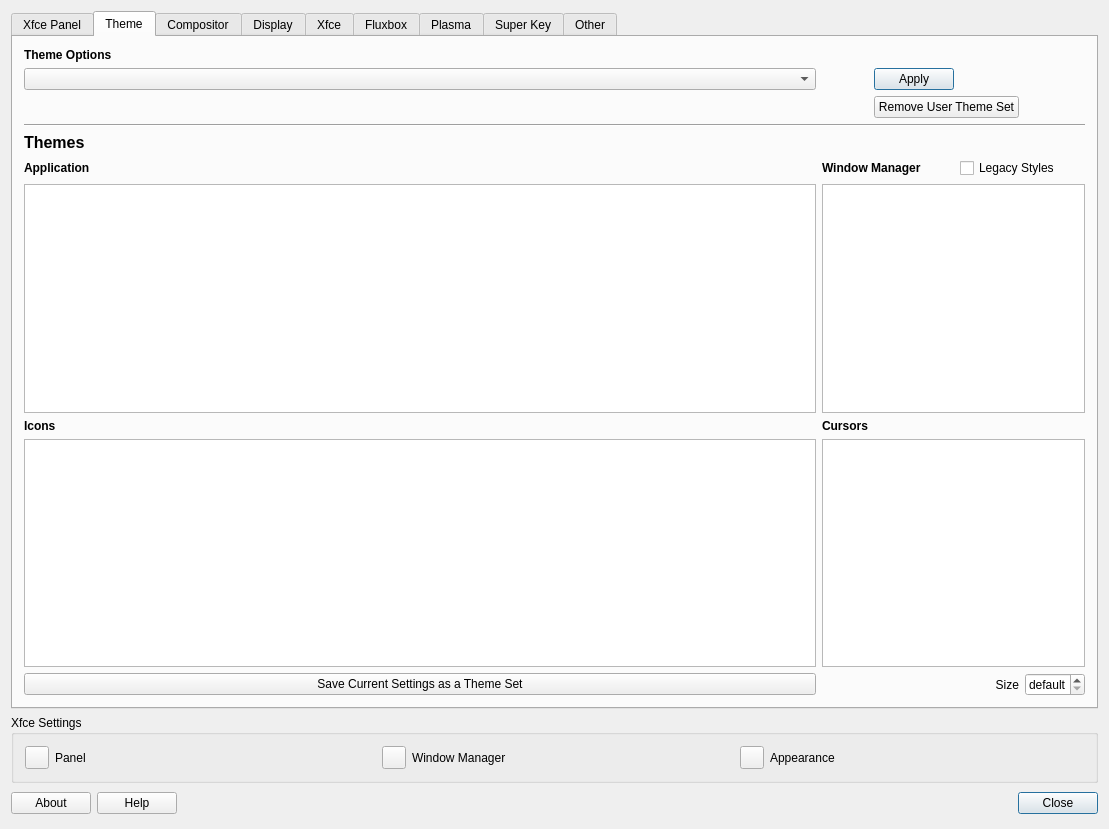
Above: defaultlook.ui from MX-Linux/mx-tweak before the change. Below: the same form after it.
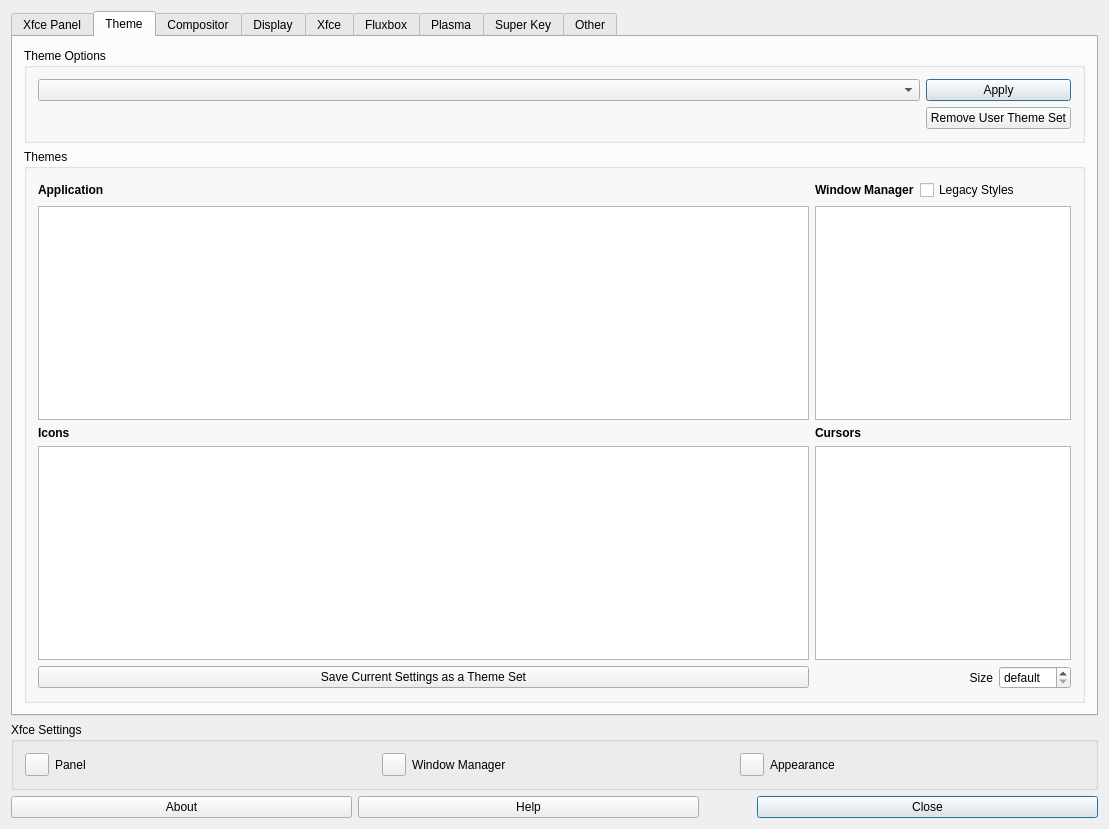
That is the form after the change. The open tabs and pages were chosen to show the change. Icons and pictures are not drawn.

Commit message: Theme page UI and layout improved.

Patch:
```diff
--- a/defaultlook.ui
+++ b/defaultlook.ui
@@ -26,29 +26,14 @@
   <property name="sizeGripEnabled">
    <bool>false</bool>
   </property>
-  <layout class="QGridLayout" name="gridLayout_9">
-   <property name="sizeConstraint">
-    <enum>QLayout::SizeConstraint::SetNoConstraint</enum>
-   </property>
+  <layout class="QGridLayout">
    <item row="2" column="0">
-    <layout class="QGridLayout" name="gridLayout_2">
-     <property name="sizeConstraint">
-      <enum>QLayout::SizeConstraint::SetNoConstraint</enum>
-     </property>
+    <layout class="QGridLayout">
      <item row="0" column="2">
-      <spacer name="horizontalSpacer1">
+      <spacer>
        <property name="orientation">
         <enum>Qt::Orientation::Horizontal</enum>
        </property>
-       <property name="sizeType">
-        <enum>QSizePolicy::Policy::MinimumExpanding</enum>
-       </property>
-       <property name="sizeHint" stdset="0">
-        <size>
-         <width>28</width>
-         <height>29</height>
-        </size>
-       </property>
       </spacer>
      </item>
      <item row="0" column="3">
@@ -74,19 +59,10 @@
       </widget>
      </item>
      <item row="0" column="4">
-      <spacer name="horizontalSpacer2">
+      <spacer>
        <property name="orientation">
         <enum>Qt::Orientation::Horizontal</enum>
        </property>
-       <property name="sizeType">
-        <enum>QSizePolicy::Policy::MinimumExpanding</enum>
-       </property>
-       <property name="sizeHint" stdset="0">
-        <size>
-         <width>18</width>
-         <height>29</height>
-        </size>
-       </property>
       </spacer>
      </item>
      <item row="0" column="0">
@@ -400,10 +376,43 @@
       <attribute name="title">
        <string>Theme</string>
       </attribute>
-      <layout class="QGridLayout" name="gridLayout_6">
+      <layout class="QGridLayout">
        <item row="0" column="0">
-        <layout class="QGridLayout" name="gridLayout_5">
-         <item row="2" column="2" colspan="2">
+        <widget class="QGroupBox" name="groupTheme">
+         <property name="title">
+          <string>Theme Options</string>
+         </property>
+         <layout class="QGridLayout">
+          <item row="0" column="1">
+           <widget class="QPushButton" name="buttonThemeApply">
+            <property name="text">
+             <string>Apply</string>
+            </property>
+            <property name="icon">
+             <iconset theme="dialog-ok"/>
+            </property>
+            <property name="shortcut">
+             <string/>
+            </property>
+            <property name="autoDefault">
+             <bool>true</bool>
+            </property>
+            <property name="default">
+             <bool>true</bool>
+            </property>
+           </widget>
+          </item>
+          <item row="0" column="0">
+           <widget class="QComboBox" name="comboTheme">
+            <property name="sizePolicy">
+             <sizepolicy hsizetype="Expanding" vsizetype="Fixed">
+              <horstretch>0</horstretch>
+              <verstretch>0</verstretch>
+             </sizepolicy>
+            </property>
+           </widget>
+          </item>
+          <item row="1" column="1">
           <widget class="QPushButton" name="pushButtonRemoveUserThemeSet">
            <property name="text">
             <string>Remove User Theme Set</string>
@@ -413,51 +422,16 @@
            </property>
           </widget>
          </item>
-         <item row="9" column="0">
-          <widget class="QPushButton" name="pushButtonSettingsToThemeSet">
-           <property name="text">
-            <string extracomment="save theme settings as a group">Save Current Settings as a Theme Set</string>
-           </property>
-           <property name="icon">
-            <iconset theme="document-save"/>
-           </property>
-          </widget>
-         </item>
-         <item row="9" column="4">
-          <widget class="QSpinBox" name="spinBoxPointerSize">
-           <property name="specialValueText">
-            <string extracomment="default pointer size determined by X server">default</string>
-           </property>
-           <property name="maximum">
-            <number>256</number>
-           </property>
-           <property name="singleStep">
-            <number>16</number>
-           </property>
-          </widget>
-         </item>
-         <item row="4" column="0">
-          <widget class="QLabel" name="label_31">
-           <property name="text">
-            <string>&lt;html&gt;&lt;head/&gt;&lt;body&gt;&lt;p&gt;&lt;span style=&quot; font-size:12pt; font-weight:600;&quot;&gt;Themes&lt;/span&gt;&lt;/p&gt;&lt;/body&gt;&lt;/html&gt;</string>
-           </property>
-          </widget>
-         </item>
-         <item row="7" column="0">
-          <widget class="QLabel" name="label_30">
-           <property name="text">
-            <string extracomment="icon theme">&lt;html&gt;&lt;head/&gt;&lt;body&gt;&lt;p&gt;&lt;span style=&quot; font-weight:600;&quot;&gt;Icons&lt;/span&gt;&lt;/p&gt;&lt;/body&gt;&lt;/html&gt;</string>
-           </property>
-          </widget>
-         </item>
-         <item row="7" column="1">
-          <widget class="QLabel" name="label_33">
-           <property name="text">
-            <string extracomment="cursor theme">&lt;html&gt;&lt;head/&gt;&lt;body&gt;&lt;p&gt;&lt;span style=&quot; font-weight:600;&quot;&gt;Cursors&lt;/span&gt;&lt;/p&gt;&lt;/body&gt;&lt;/html&gt;</string>
-           </property>
-          </widget>
-         </item>
-         <item row="9" column="3">
+         </layout>
+        </widget>
+       </item>
+       <item row="1" column="0">
+        <widget class="QGroupBox" name="groupThemes">
+         <property name="title">
+          <string>Themes</string>
+         </property>
+         <layout class="QGridLayout">
+          <item row="4" column="2">
           <widget class="QLabel" name="labelPointerSize">
            <property name="text">
             <string extracomment="size of the mouse pointer or cursor">Size</string>
@@ -467,82 +441,78 @@
            </property>
           </widget>
          </item>
-         <item row="8" column="1" colspan="4">
-          <widget class="QListWidget" name="listWidgetCursorThemes"/>
-         </item>
-         <item row="5" column="1" colspan="2">
+          <item row="1" column="1" colspan="3">
+           <widget class="QListWidget" name="listWidgetWMtheme"/>
+          </item>
+          <item row="0" column="1">
           <widget class="QLabel" name="labelWMThemes">
            <property name="text">
             <string extracomment="theme a window manager border will get">&lt;html&gt;&lt;head/&gt;&lt;body&gt;&lt;p&gt;&lt;span style=&quot; font-weight:600;&quot;&gt;Window Manager&lt;/span&gt;&lt;/p&gt;&lt;/body&gt;&lt;/html&gt;</string>
            </property>
           </widget>
          </item>
-         <item row="6" column="1" colspan="4">
-          <widget class="QListWidget" name="listWidgetWMtheme"/>
-         </item>
-         <item row="0" column="0">
-          <widget class="QLabel" name="labelTheme">
-           <property name="font">
-            <font>
-             <bold>true</bold>
-            </font>
-           </property>
-           <property name="text">
-            <string>Theme Options</string>
-           </property>
-          </widget>
-         </item>
-         <item row="8" column="0">
+          <item row="3" column="0">
           <widget class="QListWidget" name="listWidgeticons"/>
          </item>
-         <item row="5" column="0">
-          <widget class="QLabel" name="labelThemes">
+          <item row="2" column="0">
+           <widget class="QLabel" name="label_30">
            <property name="text">
-            <string extracomment="theme an application will get">&lt;html&gt;&lt;head/&gt;&lt;body&gt;&lt;p&gt;&lt;span style=&quot; font-weight:600;&quot;&gt;Application&lt;/span&gt;&lt;/p&gt;&lt;/body&gt;&lt;/html&gt;</string>
+             <string extracomment="icon theme">&lt;html&gt;&lt;head/&gt;&lt;body&gt;&lt;p&gt;&lt;span style=&quot; font-weight:600;&quot;&gt;Icons&lt;/span&gt;&lt;/p&gt;&lt;/body&gt;&lt;/html&gt;</string>
+            </property>
+           </widget>
+          </item>
+          <item row="2" column="1" colspan="3">
+           <widget class="QLabel" name="label_33">
+            <property name="text">
+             <string extracomment="cursor theme">&lt;html&gt;&lt;head/&gt;&lt;body&gt;&lt;p&gt;&lt;span style=&quot; font-weight:600;&quot;&gt;Cursors&lt;/span&gt;&lt;/p&gt;&lt;/body&gt;&lt;/html&gt;</string>
            </property>
           </widget>
          </item>
          <item row="1" column="0">
-          <widget class="QComboBox" name="comboTheme">
-          </widget>
-         </item>
-         <item row="6" column="0">
           <widget class="QListWidget" name="listWidgetTheme"/>
          </item>
-         <item row="3" column="0" colspan="5">
-          <widget class="Line" name="line_3">
-           <property name="orientation">
-            <enum>Qt::Orientation::Horizontal</enum>
-           </property>
-          </widget>
-         </item>
-         <item row="1" column="2">
-          <widget class="QPushButton" name="buttonThemeApply">
-           <property name="text">
-            <string>Apply</string>
-           </property>
-           <property name="icon">
-            <iconset theme="dialog-ok"/>
-           </property>
-           <property name="shortcut">
-            <string/>
-           </property>
-           <property name="autoDefault">
-            <bool>true</bool>
-           </property>
-           <property name="default">
-            <bool>true</bool>
-           </property>
-          </widget>
-         </item>
-         <item row="5" column="3" colspan="2">
+          <item row="4" column="3">
+           <widget class="QSpinBox" name="spinBoxPointerSize">
+            <property name="specialValueText">
+             <string extracomment="default pointer size determined by X server">default</string>
+            </property>
+            <property name="maximum">
+             <number>256</number>
+            </property>
+            <property name="singleStep">
+             <number>16</number>
+            </property>
+           </widget>
+          </item>
+          <item row="0" column="2" colspan="2">
           <widget class="QCheckBox" name="checkBoxFluxboxLegacyStyles">
            <property name="text">
             <string>Legacy Styles</string>
            </property>
           </widget>
          </item>
-        </layout>
+          <item row="3" column="1" colspan="3">
+           <widget class="QListWidget" name="listWidgetCursorThemes"/>
+          </item>
+          <item row="4" column="0">
+           <widget class="QPushButton" name="pushButtonSettingsToThemeSet">
+            <property name="text">
+             <string extracomment="save theme settings as a group">Save Current Settings as a Theme Set</string>
+            </property>
+            <property name="icon">
+             <iconset theme="document-save"/>
+            </property>
+           </widget>
+          </item>
+          <item row="0" column="0">
+           <widget class="QLabel" name="labelThemes">
+            <property name="text">
+             <string extracomment="theme an application will get">&lt;html&gt;&lt;head/&gt;&lt;body&gt;&lt;p&gt;&lt;span style=&quot; font-weight:600;&quot;&gt;Application&lt;/span&gt;&lt;/p&gt;&lt;/body&gt;&lt;/html&gt;</string>
+            </property>
+           </widget>
+          </item>
+         </layout>
+        </widget>
        </item>
       </layout>
      </widget>
```
Left out of the diff: 58 changed lines with no effect on the pictures. Lines whose indentation alone changed are shown as unchanged. The commit also changes 1 other file.
